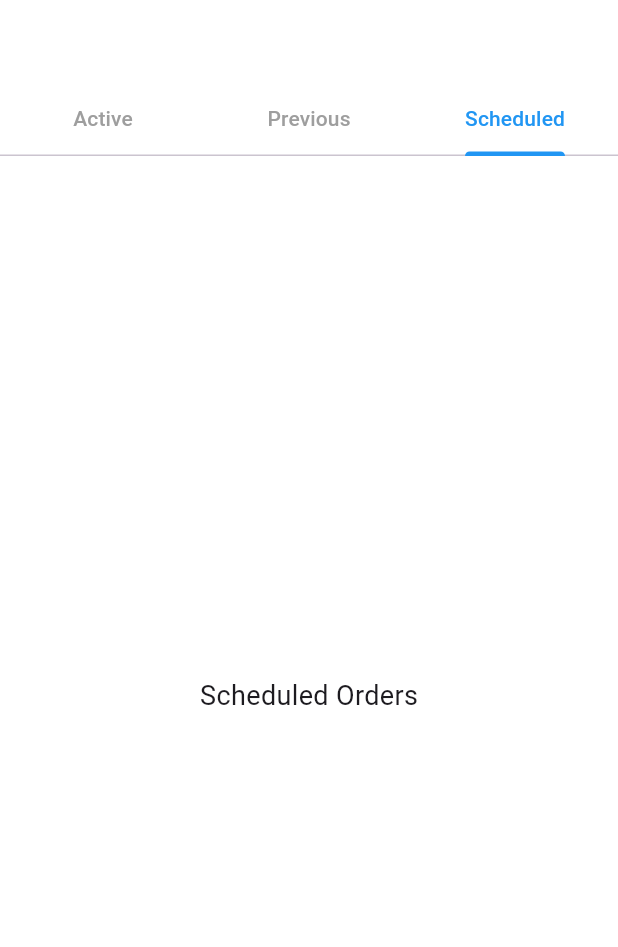
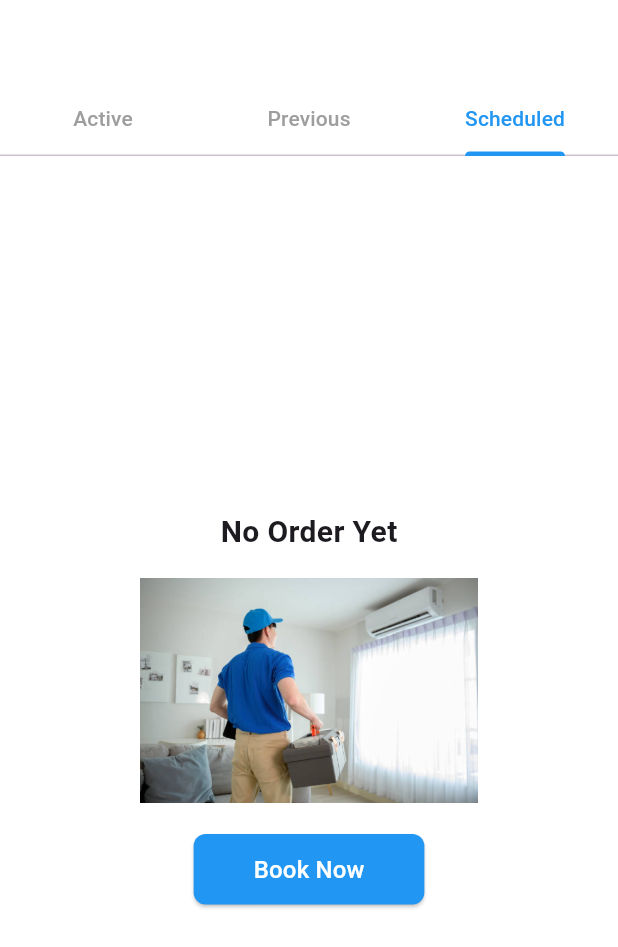
Before and after one commit to adnan098765/service_app, a Flutter app: the OrdersScreen screen opened directly, tab 3 chosen, on a phone screen of 412 x 824 dp. Shown: the top 947 px of the screen. Run offline on Flutter 3.47's test engine with Material 3 defaults, Android fonts, the phone set to English and light mode, and no system bars; our stand-ins replace image_picker; missing offline and left inert: date_picker_timetable.

Commit message:
Added new features or updates

```diff
--- a/lib/Auth/authentication_screen.dart
+++ b/lib/Auth/authentication_screen.dart
@@ -71,8 +71,6 @@ class _AuthenticationScreenState extends State<AuthenticationScreen> {
                   ),
                 ),
                 SizedBox(height: height * 0.020),
-
-                // Gender Dropdown
                 DropdownButtonFormField<String>(
                   value: selectedGender,
                   decoration: InputDecoration(
@@ -172,7 +170,7 @@ class _AuthenticationScreenState extends State<AuthenticationScreen> {
                   ),
                 ),
                 Image(image: AssetImage("assets/images/img_2.png"), height: height * 0.3, width: width),
-                SizedBox(height: height * 0.050), // Replaced Spacer() with SizedBox
+                SizedBox(height: height * 0.050),
                 Center(
                   child: CustomText(
                     text: "By Continuing, you agree to our company's ",
--- a/lib/BottomNavigation/Home/ViewAllServices/service_icon.dart
+++ b/lib/BottomNavigation/Home/ViewAllServices/service_icon.dart
@@ -26,7 +26,7 @@ class ServiceIcon extends StatelessWidget {
             child: Icon(icon, color: AppColors.blueShade, size: 30),
           ),
         ),
-        const SizedBox(height: 5),
+         SizedBox(height: height*0.010),
         Text(name, textAlign: TextAlign.center, style: const TextStyle(fontSize: 12)),
       ],
     );
--- a/lib/BottomNavigation/Home/maintenance_page.dart
+++ b/lib/BottomNavigation/Home/maintenance_page.dart
@@ -47,7 +47,7 @@ class MaintenanceBanner extends StatelessWidget {
                 ],
               ),
             ),
-            Image.asset('assets/images/img.png', height: 50),
+            Image.asset('assets/images/img.png', height: height*0.060),
           ],
         ),
       ),
--- /dev/null
+++ b/lib/BottomNavigation/Order/order_tabbar.dart
@@ -0,0 +1,41 @@
+import 'package:flutter/material.dart';
+import 'package:untitled2/AppColors/app_colors.dart';
+import 'package:untitled2/BottomNavigation/Home/ViewAllServices/home_services_screen.dart';
+import 'package:untitled2/BottomNavigation/Order/ActiveOrderScreen.dart';
+import 'package:untitled2/BottomNavigation/Order/previous_order_screen.dart';
+import 'package:untitled2/BottomNavigation/Order/scheduled_screen.dart';
+
+class OrdersScreen extends StatelessWidget {
+  const OrdersScreen({super.key});
+
+  @override
+  Widget build(BuildContext context) {
+    return DefaultTabController(
+      length: 3,
+      child: Scaffold(
+        backgroundColor: AppColors.whiteTheme,
+        appBar: AppBar(
+          automaticallyImplyLeading: false,
+          backgroundColor: Colors.white,
+          bottom: const TabBar(
+            labelColor: Colors.blue,
+            unselectedLabelColor: Colors.grey,
+            indicatorColor: Colors.blue,
+            tabs: [
+              Tab(text: "Active"),
+              Tab(text: "Previous"),
+              Tab(text: "Scheduled"),
+            ],
+          ),
+        ),
+        body: TabBarView(
+          children: [
+            const ActiveOrderScreen(),
+            const PreviousOrderScreen(),
+            const ScheduledScreen(),
+          ],
+        ),
+      ),
+    );
+  }
+}
--- a/lib/BottomNavigation/Order/order_screen.dart
+++ b/lib/BottomNavigation/Order/previous_order_screen.dart
@@ -1,44 +1,10 @@
+import 'package:flutter/cupertino.dart';
 import 'package:flutter/material.dart';
-import 'package:untitled2/AppColors/app_colors.dart';
-import 'package:untitled2/BottomNavigation/Home/ViewAllServices/home_services_screen.dart';
 
-class OrdersScreen extends StatelessWidget {
-  const OrdersScreen({super.key});
+import '../Home/ViewAllServices/home_services_screen.dart';
 
-  @override
-  Widget build(BuildContext context) {
-    return DefaultTabController(
-      length: 3,
-      child: Scaffold(
-        backgroundColor: AppColors.whiteTheme,
-        appBar: AppBar(
-          automaticallyImplyLeading: false,
-          backgroundColor: Colors.white,
-          bottom: const TabBar(
-            labelColor: Colors.blue,
-            unselectedLabelColor: Colors.grey,
-            indicatorColor: Colors.blue,
-            tabs: [
-              Tab(text: "Active"),
-              Tab(text: "Previous"),
-              Tab(text: "Scheduled"),
-            ],
-          ),
-        ),
-        body: TabBarView(
-          children: [
-            const NoOrderScreen(),  // Active Orders
-            Center(child: Text("Previous Orders", style: TextStyle(fontSize: 18))),
-            Center(child: Text("Scheduled Orders", style: TextStyle(fontSize: 18))),
-          ],
-        ),
-      ),
-    );
-  }
-}
-
-class NoOrderScreen extends StatelessWidget {
-  const NoOrderScreen({super.key});
+class PreviousOrderScreen extends StatelessWidget {
+  const PreviousOrderScreen({super.key});
 
   @override
   Widget build(BuildContext context) {
--- /dev/null
+++ b/lib/BottomNavigation/Order/scheduled_screen.dart
@@ -0,0 +1,44 @@
+import 'package:flutter/cupertino.dart';
+import 'package:flutter/material.dart';
+
+import '../Home/ViewAllServices/home_services_screen.dart';
+
+class ScheduledScreen extends StatelessWidget {
+  const ScheduledScreen({super.key});
+
+  @override
+  Widget build(BuildContext context) {
+    return SafeArea(
+      child: SizedBox.expand(  // Ensure full height
+        child: Column(
+          mainAxisAlignment: MainAxisAlignment.center,
+          children: [
+            const Padding(
+              padding: EdgeInsets.all(16.0),
+              child: Text(
+                "No Order Yet",
+                style: TextStyle(fontSize: 20, fontWeight: FontWeight.bold),
+              ),
+            ),
+            SizedBox(
+              height: 150,
+              child: Image.asset('assets/images/img.png', fit: BoxFit.contain), // Use a relevant image
+            ),
+            const SizedBox(height: 20),
+            ElevatedButton(
+              onPressed: () {
+                Navigator.push(context, MaterialPageRoute(builder: (context)=>HomeServicesScreen()));
+              },
+              style: ElevatedButton.styleFrom(
+                backgroundColor: Colors.blue,
+                padding: const EdgeInsets.symmetric(horizontal: 40, vertical: 12),
+                shape: RoundedRectangleBorder(borderRadius: BorderRadius.circular(8)),
+              ),
+              child: const Text("Book Now", style: TextStyle(color: Colors.white, fontSize: 16)),
+            ),
+          ],
+        ),
+      ),
+    );
+  }
+}
--- a/lib/BottomNavigation/Profile/Wallet/wallet_screen.dart
+++ b/lib/BottomNavigation/Profile/Wallet/wallet_screen.dart
@@ -25,7 +25,7 @@ class _WalletScreenState extends State<WalletScreen> {
       ),
       body: Container(
         margin: EdgeInsets.symmetric(horizontal: 10,vertical: 10),
-        height: height*0.19,
+        height: height*0.20,
         width: width,
         decoration: BoxDecoration(
           color: AppColors.blackColor,
--- a/lib/BottomNavigation/bottom_nav_screen.dart
+++ b/lib/BottomNavigation/bottom_nav_screen.dart
@@ -3,7 +3,7 @@ import 'package:untitled2/AppColors/app_colors.dart';
 import 'package:untitled2/BottomNavigation/Chat/chat_screen.dart';
 
 import 'Home/home_screen.dart';
-import 'Order/order_screen.dart';
+import 'Order/order_tabbar.dart';
 import 'Profile/profile_screen.dart';
 
 class BottomNavScreen extends StatefulWidget {
```
Also changed, not shown: lib/BottomNavigation/Home/ViewAllServices/AcServiceDetails/ac_service_detail_screen.dart (+5 -5 lines), lib/BottomNavigation/Home/ViewAllServices/home_services_screen.dart (+5 -5 lines), lib/BottomNavigation/Home/categories_page.dart (+22 -13 lines), lib/BottomNavigation/Home/home_screen.dart (+5 -4 lines), lib/BottomNavigation/Home/offer_page.dart (+4 -4 lines), lib/BottomNavigation/Order/ActiveOrderScreen.dart (added, +44 -0 lines), lib/BottomNavigation/Profile/profile_screen.dart (+31 -2 lines), lib/CheckOut/check_out_screen.dart (+66 -27 lines).
